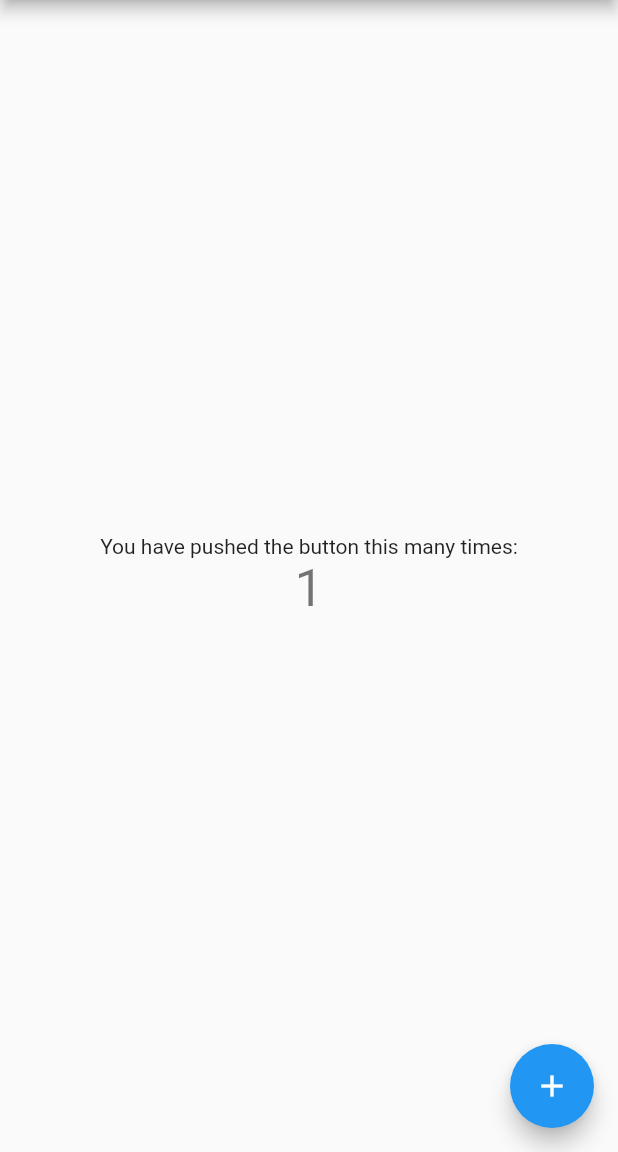
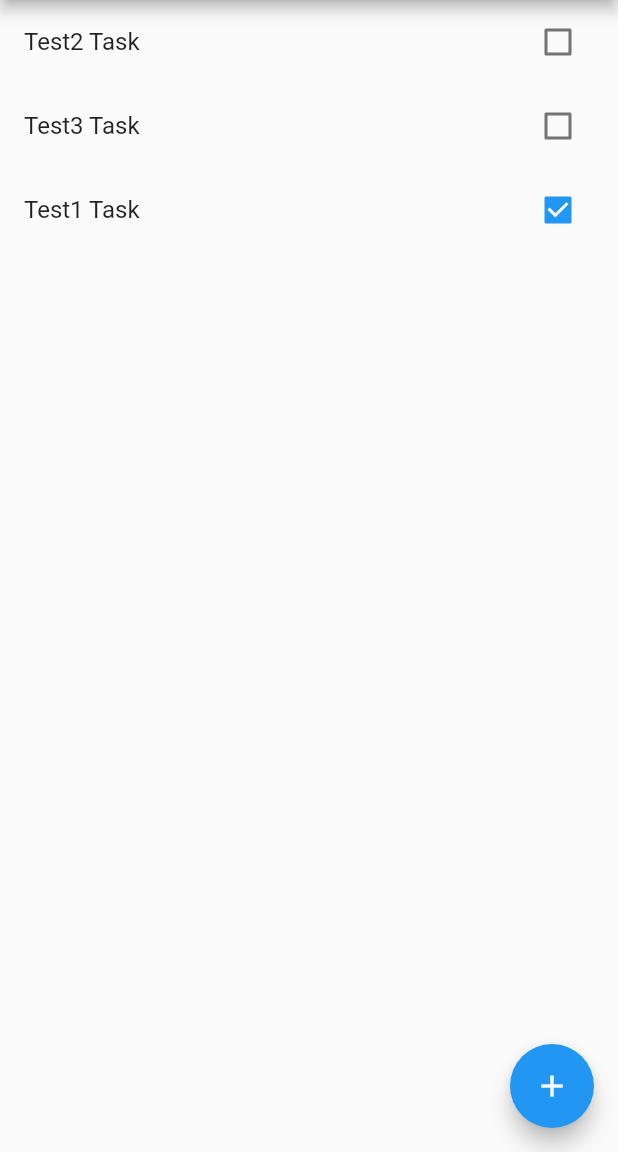
Before and after one commit to MathiasNordby/TodoPlannerFlutter, a Flutter app: the screen it shows after launch, after a tap on the "add" icon, on a phone screen of 412 x 824 dp, the part 84-1236 px from its top. Run offline on Flutter 3.47's test engine with Material 2 defaults, Android fonts, the phone set to English and light mode, and no system bars; our stand-ins replace sqflite; accounts and stored records are empty.

Commit message:
Add project files + working sqflite database
State: Functional App, shows a list of items coming from a local sqlite database. Each item has a id, text + status. It is possible to change the status.

```diff
--- /dev/null
+++ b/lib/dataAccess.dart
@@ -0,0 +1,49 @@
+import 'dart:async';
+import 'package:sqflite/sqflite.dart';
+import 'todoItem.dart';
+import 'dart:io';
+import 'package:path_provider/path_provider.dart';
+
+final String todoTable = "TodoItems";
+
+class DataAccess {
+  static final DataAccess _instance = DataAccess._internal();
+  Database _db;
+
+  factory DataAccess() {
+    return _instance;
+  }
+
+  DataAccess._internal();
+
+  Future open() async {
+    Directory directory = await getApplicationDocumentsDirectory();
+    String path = directory.path + 'todo.db';
+
+    _db = await openDatabase(path, version: 1,
+        onCreate: (Database db, int version) async {
+          await db.execute('''
+            create table $todoTable (
+            id integer primary key autoincrement,
+            name text not null,
+            isComplete integer not null)
+            ''');
+        });
+    // This is just a convenience block to populate the database if it's empty.
+    // We likely wouldn't use this in a real application
+    if((await getTodoItems()).length == 0) {
+      insertTodo(TodoItem(name: "Test1 Task", isComplete: true));
+      insertTodo(TodoItem(name: "Test2 Task"));
+      insertTodo(TodoItem(name: "Test3 Task"));
+    }
+  }
+
+  Future<List<TodoItem>> getTodoItems() async {
+    var data = await _db.query(todoTable);
+    return data.map((d) => TodoItem.fromMap(d)).toList();
+  }
+
+  Future insertTodo(TodoItem item) {
+    return _db.insert(todoTable, item.toMap());
+  }
+}
--- a/lib/main.dart
+++ b/lib/main.dart
@@ -1,4 +1,5 @@
 import 'package:flutter/material.dart';
+import 'todoListScreen.dart';
 
 void main() => runApp(MyApp());
 
@@ -7,105 +8,11 @@ class MyApp extends StatelessWidget {
   @override
   Widget build(BuildContext context) {
     return MaterialApp(
-      title: 'Flutter Demo',
+      title: 'Todo Flutter',
       theme: ThemeData(
-        // This is the theme of your application.
-        //
-        // Try running your application with "flutter run". You'll see the
-        // application has a blue toolbar. Then, without quitting the app, try
-        // changing the primarySwatch below to Colors.green and then invoke
-        // "hot reload" (press "r" in the console where you ran "flutter run",
-        // or simply save your changes to "hot reload" in a Flutter IDE).
-        // Notice that the counter didn't reset back to zero; the application
-        // is not restarted.
         primarySwatch: Colors.blue,
       ),
-      home: MyHomePage(title: 'Flutter Demo Home Page'),
+      home: TodoListScreen(title: 'Flutter Demo Home Page'),
     );
   }
 }
-
-class MyHomePage extends StatefulWidget {
-  MyHomePage({Key key, this.title}) : super(key: key);
-
-  // This widget is the home page of your application. It is stateful, meaning
-  // that it has a State object (defined below) that contains fields that affect
-  // how it looks.
-
-  // This class is the configuration for the state. It holds the values (in this
-  // case the title) provided by the parent (in this case the App widget) and
-  // used by the build method of the State. Fields in a Widget subclass are
-  // always marked "final".
-
-  final String title;
-
-  @override
-  _MyHomePageState createState() => _MyHomePageState();
-}
-
-class _MyHomePageState extends State<MyHomePage> {
-  int _counter = 0;
-
-  void _incrementCounter() {
-    setState(() {
-      // This call to setState tells the Flutter framework that something has
-      // changed in this State, which causes it to rerun the build method below
-      // so that the display can reflect the updated values. If we changed
-      // _counter without calling setState(), then the build method would not be
-      // called again, and so nothing would appear to happen.
-      _counter++;
-    });
-  }
-
-  @override
-  Widget build(BuildContext context) {
-    // This method is rerun every time setState is called, for instance as done
-    // by the _incrementCounter method above.
-    //
-    // The Flutter framework has been optimized to make rerunning build methods
-    // fast, so that you can just rebuild anything that needs updating rather
-    // than having to individually change instances of widgets.
-    return Scaffold(
-      appBar: AppBar(
-        // Here we take the value from the MyHomePage object that was created by
-        // the App.build method, and use it to set our appbar title.
-        title: Text(widget.title),
-      ),
-      body: Center(
-        // Center is a layout widget. It takes a single child and positions it
-        // in the middle of the parent.
-        child: Column(
-          // Column is also layout widget. It takes a list of children and
-          // arranges them vertically. By default, it sizes itself to fit its
-          // children horizontally, and tries to be as tall as its parent.
-          //
-          // Invoke "debug painting" (press "p" in the console, choose the
-          // "Toggle Debug Paint" action from the Flutter Inspector in Android
-          // Studio, or the "Toggle Debug Paint" command in Visual Studio Code)
-          // to see the wireframe for each widget.
-          //
-          // Column has various properties to control how it sizes itself and
-          // how it positions its children. Here we use mainAxisAlignment to
-          // center the children vertically; the main axis here is the vertical
-          // axis because Columns are vertical (the cross axis would be
-          // horizontal).
-          mainAxisAlignment: MainAxisAlignment.center,
-          children: <Widget>[
-            Text(
-              'You have pushed the button this many times:',
-            ),
-            Text(
-              '$_counter',
-              style: Theme.of(context).textTheme.display1,
-            ),
-          ],
-        ),
-      ),
-      floatingActionButton: FloatingActionButton(
-        onPressed: _incrementCounter,
-        tooltip: 'Increment',
-        child: Icon(Icons.add),
-      ), // This trailing comma makes auto-formatting nicer for build methods.
-    );
-  }
-}
--- /dev/null
+++ b/lib/todoItem.dart
@@ -0,0 +1,35 @@
+class TodoItem extends Comparable {
+  int id;
+  final String name;
+  bool isComplete;
+
+  TodoItem({this.name, this.isComplete = false});
+
+  TodoItem.fromMap(Map<String, dynamic> map)
+      : id = map["id"],
+        name = map["name"],
+        isComplete = map["isComplete"] == 1;
+
+  @override
+  int compareTo(other) {
+    if (this.isComplete && !other.isComplete) {
+      return 1;
+    } else if (!this.isComplete && other.isComplete) {
+      return -1;
+    } else {
+      return this.id.compareTo(other.id);
+    }
+  }
+
+  Map<String, dynamic> toMap() {
+    var map = <String, dynamic>{
+      "name": name,
+      "isComplete": isComplete ? 1 : 0
+    };
+    // Allow for auto-increment
+    if (id != null) {
+      map["id"] = id;
+    }
+    return map;
+  }
+}
--- /dev/null
+++ b/lib/todoListScreen.dart
@@ -0,0 +1,108 @@
+import 'package:flutter/material.dart';
+import 'todoItem.dart';
+import 'dart:async';
+import 'dataAccess.dart';
+
+class TodoListScreen extends StatefulWidget {
+  TodoListScreen({Key key, this.title}) : super(key: key);
+
+  final String title;
+
+  @override
+  _TodoListScreenState createState() => new _TodoListScreenState();
+}
+
+class _TodoListScreenState extends State<TodoListScreen> {
+  List<TodoItem> _todoItems = List();
+  DataAccess _dataAccess;
+
+  _TodoListScreenState() {
+    _dataAccess = DataAccess();
+  }
+
+  @override
+  initState() {
+    super.initState();
+    _dataAccess.open().then((result) {
+      _dataAccess.getTodoItems()
+          .then((r) {
+        setState(() { _todoItems = r; });
+      });
+    });
+  }
+
+  void _addTodoItem() {
+    // TODO navigate to Create Todo Item Screen
+  }
+
+  void _updateTodoCompleteStatus(TodoItem item, bool newStatus) {
+    final tempTodoItems = _todoItems;
+    tempTodoItems.firstWhere((i) => i.id ==item.id).isComplete = newStatus;
+    setState(() { _todoItems = tempTodoItems; });
+    // TODO: Persist change
+  }
+
+  void _deleteTodoItem(TodoItem item) {
+    final tempTodoItems = _todoItems;
+    tempTodoItems.remove(item);
+    setState(() { _todoItems = tempTodoItems; });
+    // TODO: Persist change
+  }
+
+  Future<Null> _displayDeleteConfirmationDialog(TodoItem item) {
+    return showDialog<Null>(
+        context: context,
+        barrierDismissible: true, // Allow dismiss when tapping away from dialog
+        builder: (BuildContext context) {
+          return  AlertDialog(
+            title: Text("Delete TODO"),
+            content: Text("Do you want to delete \"${item.name}\"?"),
+            actions: <Widget>[
+              FlatButton(
+                child: Text("Cancel"),
+                onPressed: Navigator.of(context).pop, // Close dialog
+              ),
+              FlatButton(
+                child: Text("Delete"),
+                onPressed: () {
+                  _deleteTodoItem(item);
+                  Navigator.of(context).pop(); // Close dialog
+                },
+              ),
+            ],
+          );
+        }
+    );
+  }
+
+  Widget _createTodoItemWidget(TodoItem item) {
+    return ListTile(
+      title: Text(item.name),
+      onLongPress: () => _displayDeleteConfirmationDialog(item),
+      trailing: Checkbox(
+        value: item.isComplete,
+        onChanged: (value) => _updateTodoCompleteStatus(item, value),
+      ),
+    );
+  }
+
+  @override
+  Widget build(BuildContext context) {
+    _todoItems.sort();
+    final todoItemWidgets = _todoItems.map(_createTodoItemWidget).toList();
+
+    return Scaffold(
+      appBar: AppBar(
+        title: Text(widget.title),
+      ),
+      body: ListView(
+        children: todoItemWidgets,
+      ),
+      floatingActionButton: FloatingActionButton(
+        onPressed: _addTodoItem,
+        tooltip: 'Add Todo',
+        child: Icon(Icons.add),
+      ),
+    );
+  }
+}
--- a/pubspec.yaml
+++ b/pubspec.yaml
@@ -19,6 +19,9 @@ environment:
 dependencies:
   flutter:
     sdk: flutter
+
+  sqflite: ^1.1.5
+  path_provider: ^0.5.0+1
 
   # The following adds the Cupertino Icons font to your application.
   # Use with the CupertinoIcons class for iOS style icons.
```
Also changed, not shown: pubspec.lock.
